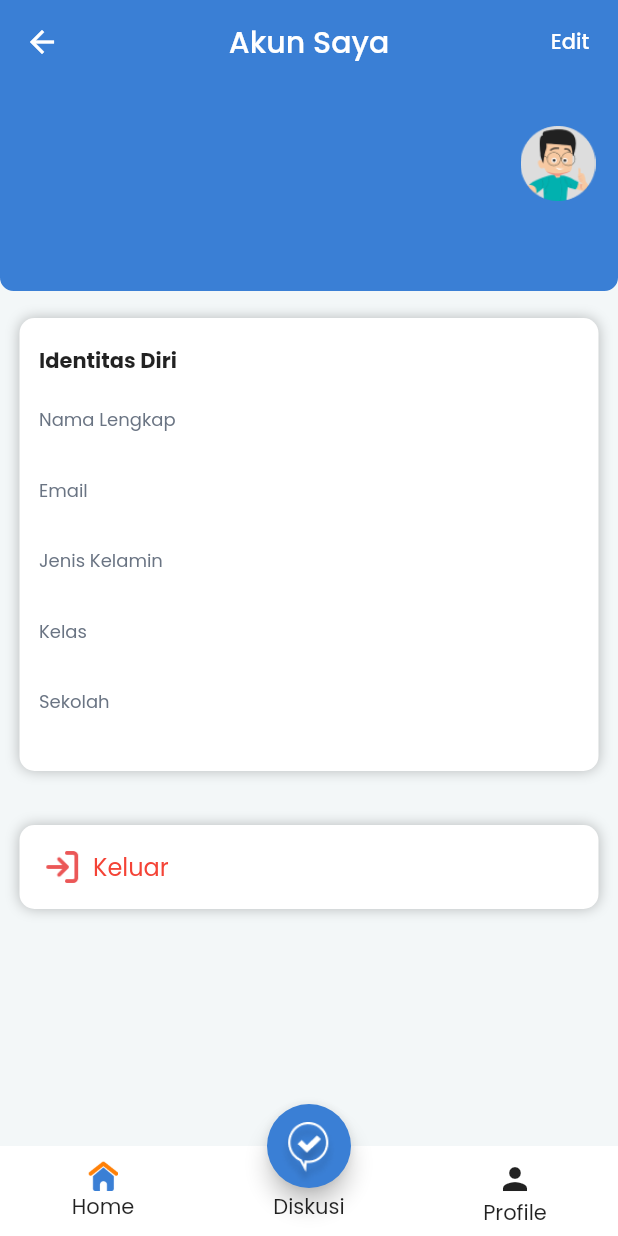
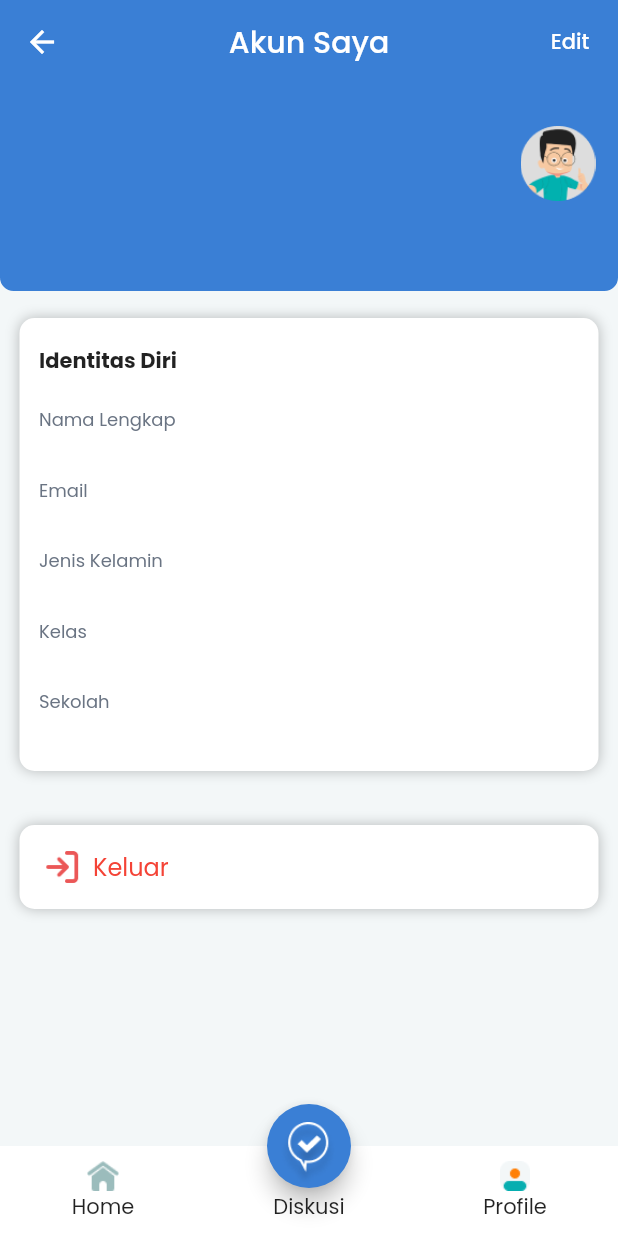
Before and after one commit to mahesawp45/latihan_soal_app, a Flutter app: the MainScreen screen opened by its route, after a tap on "Profile", on a phone screen of 412 x 824 dp. Run offline on Flutter 3.47's test engine with Material 2 defaults, Android fonts, the phone set to English and light mode, and no system bars; our stand-ins replace cloud_firestore, dio, firebase_auth, firebase_core, firebase_messaging, firebase_storage and 5 more; accounts and stored records are empty; network calls fail.

Commit message:
Improvement for bottom navigation

```diff
--- a/lib/constants/R/app_assets.dart
+++ b/lib/constants/R/app_assets.dart
@@ -7,11 +7,14 @@ class AppASSETS {
 
   // Home Screen
   final String homeICON = "assets/ic_home.png";
+  final String homeUnActiveICON = "assets/ic_home_unactive.png";
   final String discussICON = "assets/ic_discuss.png";
   final String avatarICON = "assets/ic_avatar.png";
   final String homeTopBannerICON = "assets/img_home.png";
   final String atomICON = "assets/ic_atom.png";
   final String homeBannerICON = "assets/img_banner.png";
+  final String profileICON = "assets/ic_profile.png";
+  final String profileUnActiveICON = "assets/ic_profile_unactive.png";
 
   // Mapel
   final String noteICON = "assets/ic_note.png";
--- a/lib/views/main/latihan_soal/home_screen.dart
+++ b/lib/views/main/latihan_soal/home_screen.dart
@@ -1,9 +1,11 @@
 import 'package:firebase_messaging/firebase_messaging.dart';
 import 'package:flutter/material.dart';
 import 'package:latihan_soal_app/constants/r.dart';
+import 'package:latihan_soal_app/helpers/preference_helpers.dart';
 import 'package:latihan_soal_app/models/banner_list.dart';
 import 'package:latihan_soal_app/models/mapel_list.dart';
 import 'package:latihan_soal_app/models/network_response/network_responses.dart';
+import 'package:latihan_soal_app/models/user_by_email.dart';
 import 'package:latihan_soal_app/repository/latihan_soal_api.dart';
 import 'package:latihan_soal_app/views/main/latihan_soal/paket_soal_screen.dart';
 import 'package:latihan_soal_app/widgets/mapel.dart';
@@ -74,9 +76,18 @@ class _HomeScreenState extends State<HomeScreen> {
     });
   }
 
+  UserData? user;
+
+  getUserData() async {
+    user = await PreferenceHelpers().getUserData();
+
+    setState(() {});
+  }
+
   @override
   void initState() {
     super.initState();
+    getUserData();
     getMapel();
     getBanner();
     setUpFCM();
@@ -287,15 +298,15 @@ class _HomeScreenState extends State<HomeScreen> {
           Expanded(
             child: Column(
               crossAxisAlignment: CrossAxisAlignment.start,
-              children: const [
+              children: [
                 Text(
-                  'Halo Nama User',
-                  style: TextStyle(
+                  'Halo ${user!.userName ?? ""}👋',
+                  style: const TextStyle(
                     fontSize: 12,
                     fontWeight: FontWeight.w700,
                   ),
                 ),
-                Text(
+                const Text(
                   'Selamat Datang',
                   style: TextStyle(
                     fontSize: 12,
--- a/lib/views/main_screen.dart
+++ b/lib/views/main_screen.dart
@@ -68,12 +68,18 @@ class _MainScreenState extends State<MainScreen> {
               children: [
                 BottomNavigationMainMenuButton(
                   title: 'Home',
-                  child: Image.asset(R.appASSETS.homeICON, height: 20),
+                  child: Image.asset(
+                    index == 0
+                        ? R.appASSETS.homeICON
+                        : R.appASSETS.homeUnActiveICON,
+                    height: 20,
+                  ),
                   onTap: () {
                     index = 0;
                     _pageController.animateToPage(index,
                         duration: const Duration(milliseconds: 500),
                         curve: Curves.easeInOut);
+                    setState(() {});
                   },
                 ),
                 BottomNavigationMainMenuButton(
@@ -83,12 +89,18 @@ class _MainScreenState extends State<MainScreen> {
                     }),
                 BottomNavigationMainMenuButton(
                   title: 'Profile',
-                  child: const Icon(Icons.person),
+                  child: Image.asset(
+                    index == 1
+                        ? R.appASSETS.profileICON
+                        : R.appASSETS.profileUnActiveICON,
+                    height: 20,
+                  ),
                   onTap: () {
                     index = 1;
                     _pageController.animateToPage(index,
                         duration: const Duration(milliseconds: 500),
                         curve: Curves.easeInOut);
+                    setState(() {});
                   },
                 ),
               ],
```
Also changed, not shown: assets/ic_home_unactive.png (added), assets/ic_profile.png (added), assets/ic_profile_unactive.png (added).
